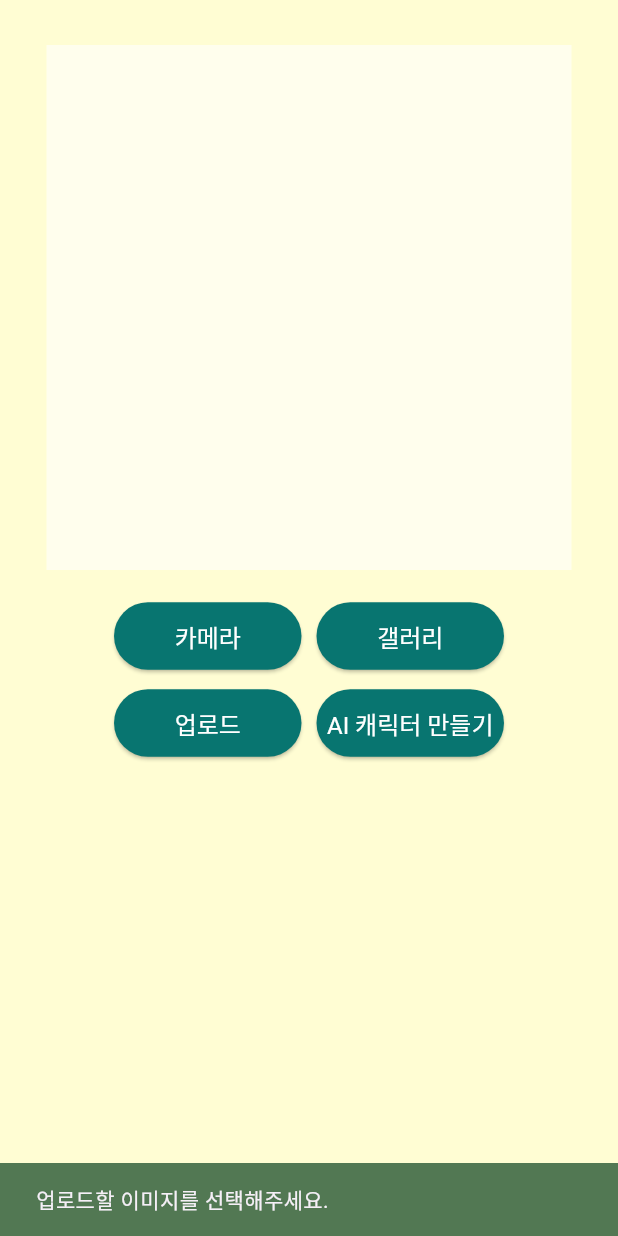
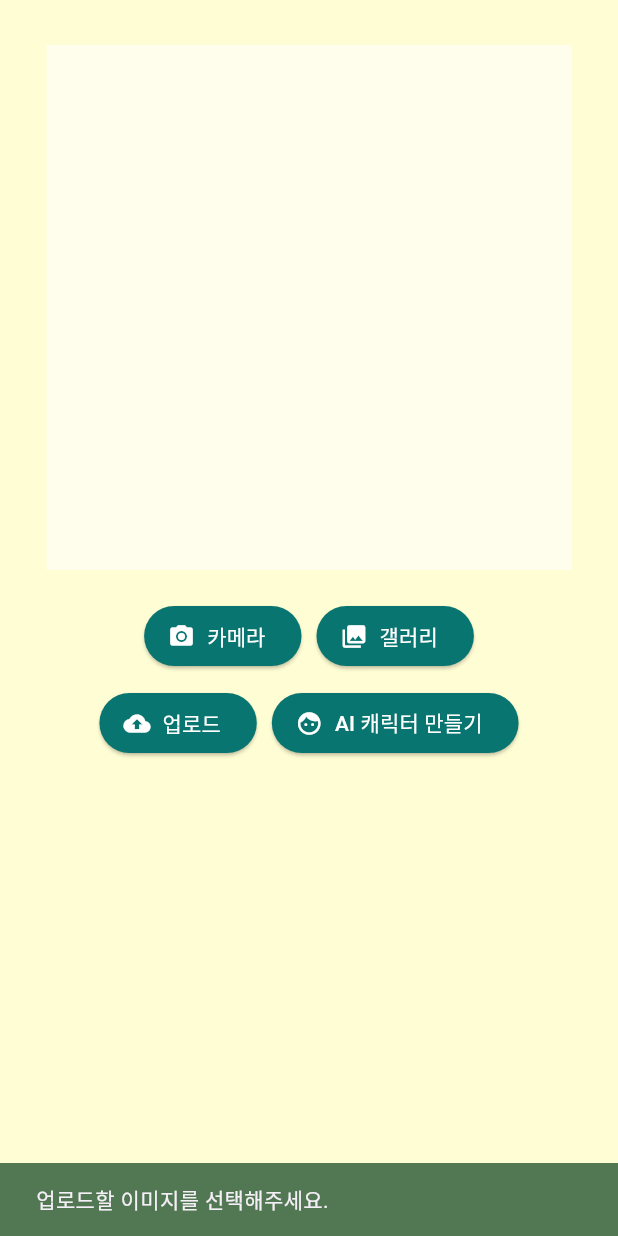
Before and after one commit to mjw-0111/Greedot-frontend, a Flutter app: the GetImage_greedot widget shown alone on an empty page, opened directly, after a tap on "업로드", on a phone screen of 412 x 824 dp. Run offline on Flutter 3.47's test engine with Material 3 defaults, Android fonts, the phone set to English and light mode, and no system bars; our stand-ins replace avatar_glow, carousel_slider, fl_chart, flip_card, flutter_spinkit, image_picker and 5 more; missing offline and left inert: mime_type; accounts and stored records are empty; network calls fail.

Commit message:
update: button icon add

```diff
--- a/lib/screen/rigging/getImage.dart
+++ b/lib/screen/rigging/getImage.dart
@@ -135,39 +135,63 @@ class _getImageState extends State<GetImage_greedot> {
         Row(
           mainAxisAlignment: MainAxisAlignment.center,
           children: [
-            EleButton_greedot(
-                additionalFunc: () {
+            ElevatedButton.icon(
+              icon: Icon(Icons.camera_alt, color: Colors.white), // 카메라 아이콘 추가
+              label: Text("카메라"),
+              onPressed: () {
                 getImage(ImageSource.camera); // 카메라로 찍은 사진 가져오기
               },
-                buttonText: "카메라"),
+              style: ElevatedButton.styleFrom(
+                primary: colorBut_greedot, // 버튼 배경 색상
+                onPrimary: Colors.white, // 버튼 텍스트 및 아이콘 색상
+              ),
+            ),
             SizedBox(width: paddingForButtons), // 버튼 사이의 간격 조정
-            EleButton_greedot(
-                additionalFunc: () {
+            ElevatedButton.icon(
+              icon: Icon(Icons.photo_library, color: Colors.white), // 갤러리 아이콘 추가
+              label: Text("갤러리"),
+              onPressed: () {
                 getImage(ImageSource.gallery); // 갤러리에서 사진 가져오기
               },
-                buttonText: "갤러리"),
+              style: ElevatedButton.styleFrom(
+                primary: colorBut_greedot, // 버튼 배경 색상
+                onPrimary: Colors.white, // 버튼 텍스트 및 아이콘 색상
+              ),
+            ),
           ],
         ),
         SizedBox(height: paddingForButtons),
+        // 두 번째 줄에 업로드와 AI 캐릭터 만들기 버튼 배치
         Row(
           mainAxisAlignment: MainAxisAlignment.center,
           children: [
-            EleButton_greedot(
-                additionalFunc: () {
-                  importedImage = _image;
+            ElevatedButton.icon(
+              icon: Icon(Icons.cloud_upload, color: Colors.white), // 업로드 아이콘 추가
+              label: Text("업로드"),
+              onPressed: () {
                 showUploadSuccessSnackBar(1); // 업로드 성공 알림 표시
               },
-                buttonText: "업로드"),
+              style: ElevatedButton.styleFrom(
+                primary: colorBut_greedot, // 버튼 배경 색상
+                onPrimary: Colors.white, // 버튼 텍스트 및 아이콘 색상
+              ),
+            ),
             SizedBox(width: paddingForButtons),
-            EleButton_greedot(
-                additionalFunc: () {
-                  importedImage = _image;
+            ElevatedButton.icon(
+              icon: Icon(Icons.face, color: Colors.white), // AI 캐릭터 만들기 아이콘 추가
+              label: Text("AI 캐릭터 만들기"),
+              onPressed: () {
                 showUploadSuccessSnackBar(2); // 업로드 성공 알림 표시
               },
-                buttonText: "AI 캐릭터 만들기"),
-          ]
-        )
+              style: ElevatedButton.styleFrom(
+                primary: colorBut_greedot, // 버튼 배경 색상
+                onPrimary: Colors.white, // 버튼 텍스트 및 아이콘 색상
+              ),
+            ),
+          ],
+        ),
       ],
     );
   }
+
 }
--- a/lib/widget/design/basicButtons.dart
+++ b/lib/widget/design/basicButtons.dart
@@ -1,7 +1,5 @@
 import 'package:flutter/material.dart';
 import './settingColor.dart';
-
-double paddingForButtons = 10;
 
 class EleButton_greedot extends StatelessWidget {
   final Widget Function()? gotoScene;
@@ -9,27 +7,27 @@ class EleButton_greedot extends StatelessWidget {
   final double width, height, fontSize;
   final EdgeInsetsGeometry padding;
   final String buttonText;
-  final void Function()? additionalFunc; //nullable
+  final void Function()? additionalFunc; // nullable
+  final IconData? icon; // 아이콘 추가
   final bool isSmall;
 
-  //default value setting
-  const EleButton_greedot(
-      {this.width = 125,
+  const EleButton_greedot({
+    this.width = 125,
     this.height = 45,
     this.bgColor = colorBut_greedot,
-        this.textColor = colorBig_But_greedot,
+    this.textColor = Colors.white,
     required this.buttonText,
     this.fontSize = 16.0,
     this.gotoScene,
     this.padding = const EdgeInsets.symmetric(vertical: 0.2, horizontal: 0.3),
-        this.additionalFunc, //nullable
+    this.additionalFunc, // nullable
     this.isSmall = false,
-        Key? key})
-      : super(key: key);
+    this.icon, // 아이콘 추가
+    Key? key,
+  }) : super(key: key);
 
   @override
   Widget build(BuildContext context) {
-    // isSmall 플래그에 따라 버튼 크기 결정
     final double buttonWidth = isSmall ? 70 : width;
     final double buttonHeight = isSmall ? 15 : height;
     final double buttonFontSize = isSmall ? 11.0 : fontSize;
@@ -38,22 +36,24 @@ class EleButton_greedot extends StatelessWidget {
     return ElevatedButton(
       style: ButtonStyle(
         backgroundColor: MaterialStateProperty.all(bgColor),
-        minimumSize: MaterialStateProperty.all(Size(buttonWidth, buttonHeight)), // 여기를 수정
-        padding: MaterialStateProperty.all(isSmall ? EdgeInsets.zero : padding),
+        minimumSize: MaterialStateProperty.all(Size(buttonWidth, buttonHeight)),
+        padding: MaterialStateProperty.all(buttonPadding),
         textStyle: MaterialStateProperty.all(TextStyle(fontSize: buttonFontSize)),
       ),
-      child: Text(buttonText, style: TextStyle(color: textColor, fontSize: buttonFontSize)),
       onPressed: () {
-        if (additionalFunc != null) {
-          additionalFunc!(); // additionalFunc이 null이 아닐 때만 호출
-        }
+        additionalFunc?.call(); // additionalFunc 호출 방식 간소화
         if (gotoScene != null) {
-          Navigator.push(
-            context,
-            MaterialPageRoute(builder: (context) => gotoScene!()),
-          );
+          Navigator.push(context, MaterialPageRoute(builder: (context) => gotoScene!()));
         }
       },
+      child: Row(
+        mainAxisSize: MainAxisSize.min,
+        children: [
+          if (icon != null) Icon(icon, color: Colors.white, size: 24), // 아이콘 색상을 흰색으로 설정
+          if (icon != null) SizedBox(width: 8), // 아이콘과 텍스트 사이에 공간 추가
+          Text(buttonText, style: TextStyle(color: textColor, fontSize: buttonFontSize)),
+        ],
+      ),
     );
   }
 }
```
Also changed, not shown: lib/screen/rigging/riggingRoot.dart (+9 -4 lines). Lines whose indentation alone changed are shown as unchanged.
